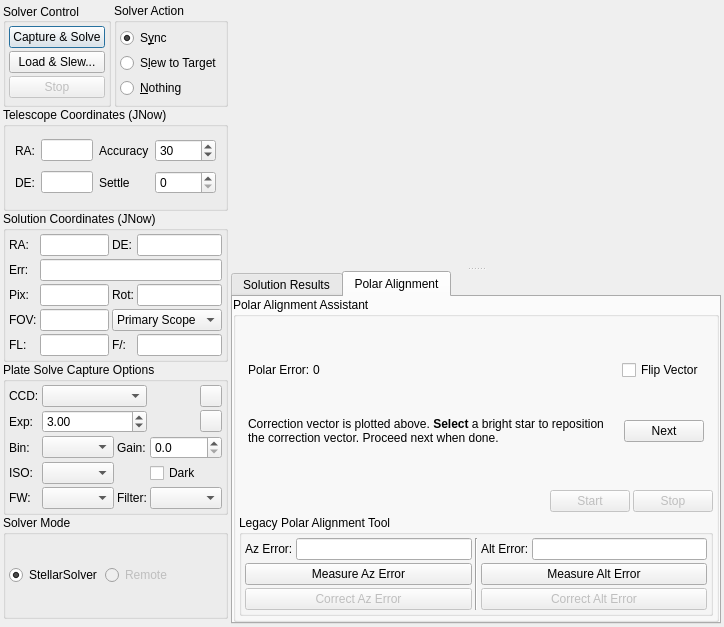
The window that kstars/ekos/align/align.ui (KDE/kstars) describes before a commit, drawn with Qt 5.
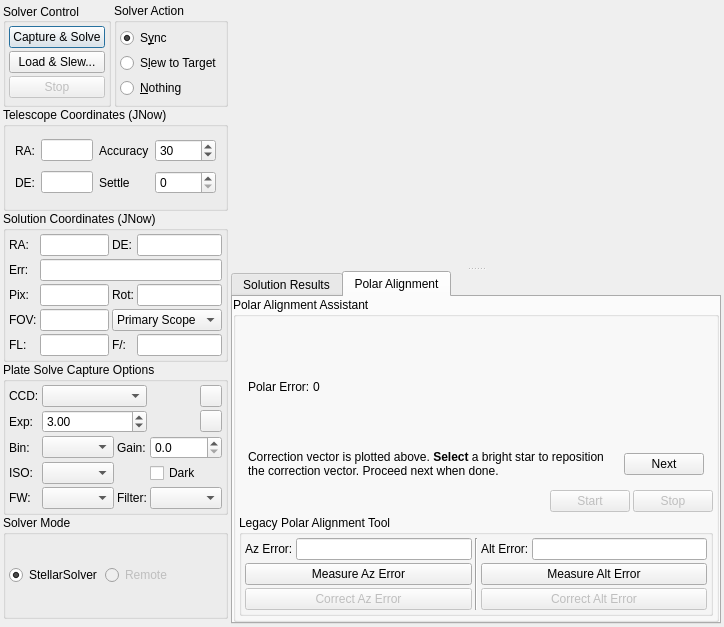
The same window after the commit. The open tabs and pages were chosen to show the change. Custom widgets are drawn as their Qt base class.

Commit message: Simplify AlignView for PAA and fix bug there.

The edit to the form file:
```diff
--- a/kstars/ekos/align/align.ui
+++ b/kstars/ekos/align/align.ui
@@ -1455,13 +1455,6 @@
                    </property>
                   </spacer>
                  </item>
-                 <item>
-                  <widget class="QCheckBox" name="PAHFlipVectorC">
-                   <property name="text">
-                    <string>Flip Vector</string>
-                   </property>
-                  </widget>
-                 </item>
                 </layout>
                </item>
                <item>
```
Left out of the diff: 7 changed lines with no effect on the pictures. The commit also changes 5 other files.
